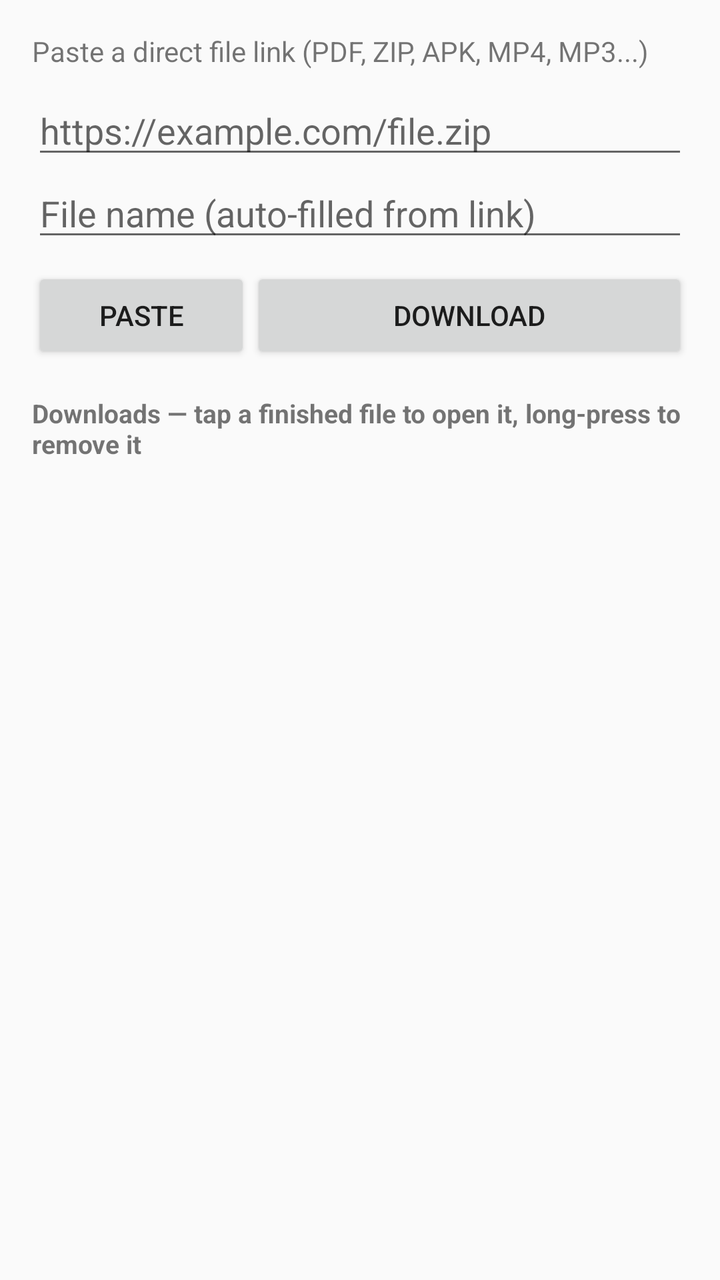
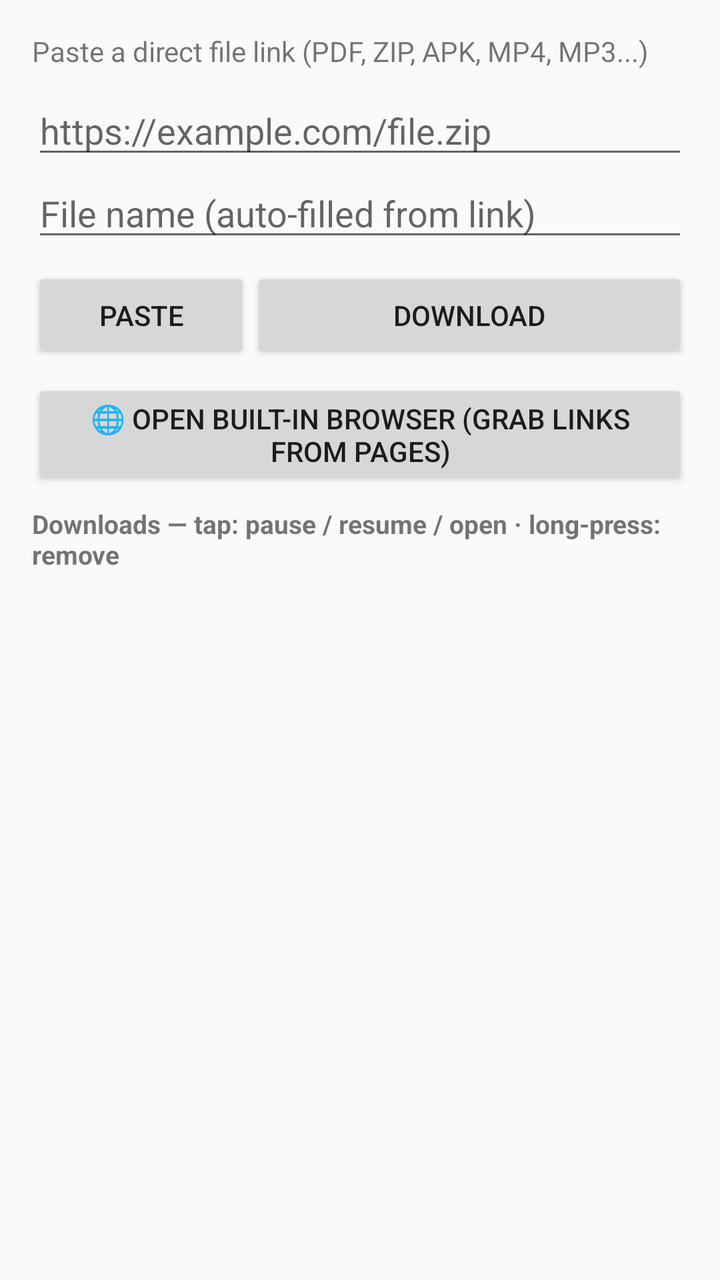

Before-and-after screenshots of an Android layout around one commit, followed by the original layout XML and the change that was made.
<!-- AndroidManifest.xml: application theme android:Theme.Material.Light.DarkActionBar -->
<!-- res/layout/activity_main.xml -->
<?xml version="1.0" encoding="utf-8"?>
<LinearLayout xmlns:android="http://schemas.android.com/apk/res/android"
    android:layout_width="match_parent"
    android:layout_height="match_parent"
    android:orientation="vertical"
    android:padding="16dp">

    <TextView
        android:layout_width="match_parent"
        android:layout_height="wrap_content"
        android:text="Paste a direct file link (PDF, ZIP, APK, MP4, MP3...)"
        android:textSize="14sp"
        android:paddingBottom="8dp" />

    <EditText
        android:id="@+id/urlInput"
        android:layout_width="match_parent"
        android:layout_height="wrap_content"
        android:hint="https://example.com/file.zip"
        android:inputType="textUri"
        android:maxLines="3" />

    <EditText
        android:id="@+id/nameInput"
        android:layout_width="match_parent"
        android:layout_height="wrap_content"
        android:hint="File name (auto-filled from link)"
        android:inputType="text"
        android:maxLines="1" />

    <LinearLayout
        android:layout_width="match_parent"
        android:layout_height="wrap_content"
        android:orientation="horizontal"
        android:paddingTop="8dp"
        android:paddingBottom="8dp">

        <Button
            android:id="@+id/pasteBtn"
            android:layout_width="0dp"
            android:layout_height="wrap_content"
            android:layout_weight="1"
            android:text="Paste" />

        <Button
            android:id="@+id/downloadBtn"
            android:layout_width="0dp"
            android:layout_height="wrap_content"
            android:layout_weight="2"
            android:text="Download" />
    </LinearLayout>

    <TextView
        android:layout_width="match_parent"
        android:layout_height="wrap_content"
        android:text="Downloads — tap a finished file to open it, long-press to remove it"
        android:textSize="13sp"
        android:textStyle="bold"
        android:paddingTop="8dp"
        android:paddingBottom="4dp" />

    <ListView
        android:id="@+id/list"
        android:layout_width="match_parent"
        android:layout_height="0dp"
        android:layout_weight="1"
        android:dividerHeight="1dp" />

</LinearLayout>
<!-- resources referenced by this layout -->
<resources>

</resources>

<!-- the commit's change to res/layout/activity_main.xml (unified diff, before → after) -->
@@ -50,10 +50,16 @@
             android:text="Download" />
     </LinearLayout>
 
+    <Button
+        android:id="@+id/browserBtn"
+        android:layout_width="match_parent"
+        android:layout_height="wrap_content"
+        android:text="🌐 Open built-in browser (grab links from pages)" />
+
     <TextView
         android:layout_width="match_parent"
         android:layout_height="wrap_content"
-        android:text="Downloads — tap a finished file to open it, long-press to remove it"
+        android:text="Downloads — tap: pause / resume / open · long-press: remove"
         android:textSize="13sp"
         android:textStyle="bold"
         android:paddingTop="8dp"
